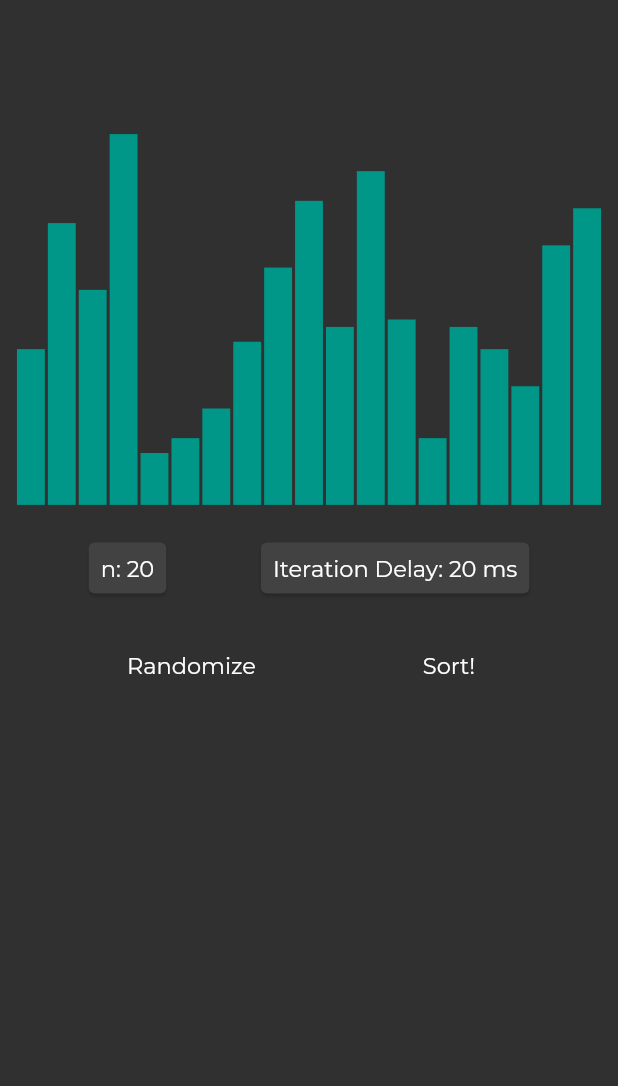
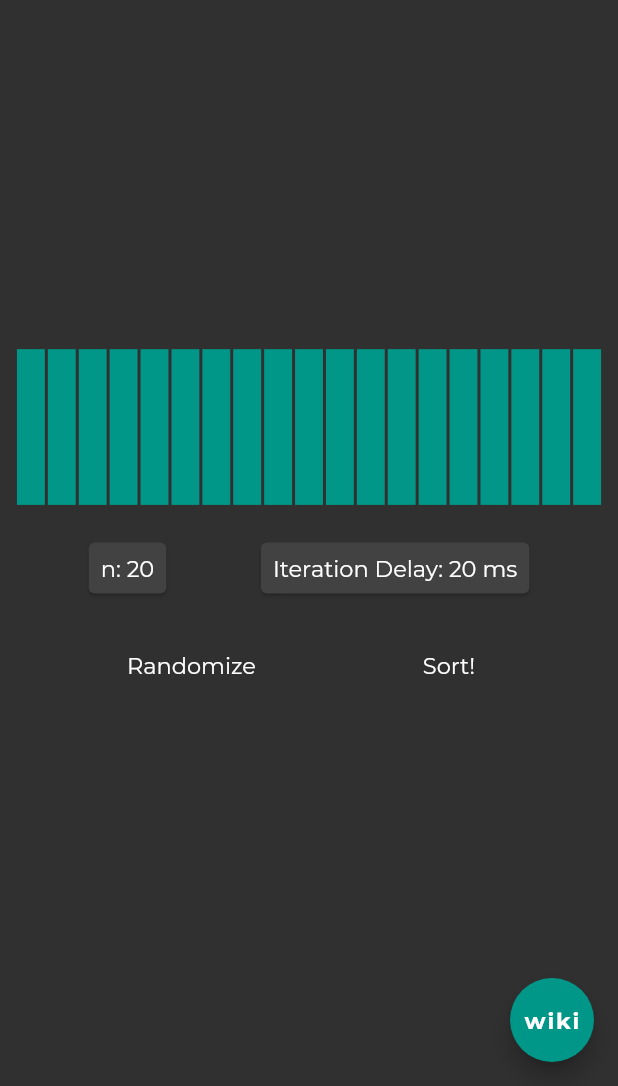
Before and after one commit to nikolajjsj/sorting-app, a Flutter app: the screen it shows after launch, after a tap on "Bubble Sort", on a phone screen of 412 x 824 dp, the part 150-1236 px from its top. Run offline on Flutter 3.47's test engine with Material 2 defaults, Android fonts, the phone set to English and light mode, and no system bars; our stand-ins replace numberpicker.

Commit message:
Added more sorting algorhitms and some refactoring and optimizations

```diff
--- a/lib/algorhitms/algo-class.dart
+++ b/lib/algorhitms/algo-class.dart
@@ -1,13 +1,17 @@
 class Algorhitm {
   Algorhitm({
     this.title,
+    this.shortDescription,
     this.description,
-    this.shortDescription,
+    this.url,
+    this.timeComplexity,
     this.page,
   });
 
   String title;
   String shortDescription;
   String description;
+  String url;
+  String timeComplexity;
   var page;
 }
--- a/lib/algorhitms/algorhitms.dart
+++ b/lib/algorhitms/algorhitms.dart
@@ -4,21 +4,53 @@ var bubbleSort = Algorhitm(
   title: 'Bubble Sort',
   shortDescription:
       'Bubble sort is the simplest sorting algorhitm, but also very slow!',
+  url: 'https://en.wikipedia.org/wiki/Bubble_sort',
+  timeComplexity: 'O(n^2)',
 );
 
 var recursiveBubbleSort = Algorhitm(
   title: 'Recursive Bubble Sort',
   shortDescription: 'A Recursive example of Bubble sort',
+  url: 'https://en.wikipedia.org/wiki/Bubble_sort',
+  timeComplexity: 'O(n^2)',
+);
+
+var cocktailSort = Algorhitm(
+  title: 'Cocktail Sort',
+  shortDescription:
+      'Variation of Bubble Sort, but traverses through the array in both directions, alternatively',
+  url: 'https://en.wikipedia.org/wiki/Cocktail_shaker_sort',
+  timeComplexity: 'O(n^2)',
 );
 
 var selectionSort = Algorhitm(
   title: 'Selection Sort',
   shortDescription:
       'Continously finds the minimum element, and swap this with the beginning element of the array.',
+  url: 'https://en.wikipedia.org/wiki/Selection_sort',
+  timeComplexity: 'O(n^2)',
+);
+
+var insertionSort = Algorhitm(
+  title: 'Insertion Sort',
+  shortDescription:
+      'Simple algorhitm that works the same as when humans sort playing cards',
+  url: 'https://en.wikipedia.org/wiki/Insertion_sort',
+  timeComplexity: 'O(n^2)',
+);
+
+var pigeonholeSort = Algorhitm(
+  title: 'Pigeonhole Sort',
+  shortDescription:
+      'Suitable for sorting arrays where elements = possible key values',
+  url: 'https://en.wikipedia.org/wiki/Pigeonhole_sort',
+  timeComplexity: 'O(n + k)',
 );
 
 var mergeSort = Algorhitm(
   title: 'Merge Sort',
   shortDescription:
-      'Divides the inpiut array in two halves, calls itself (recursively) and then merges the two sorted halves.',
+      'Divides array halves, recursively, afterwhich it merges the two sorted halves.',
+  url: 'https://en.wikipedia.org/wiki/Merge_sort',
+  timeComplexity: 'O(n log n)',
 );
--- a/lib/screens/home.dart
+++ b/lib/screens/home.dart
@@ -11,7 +11,10 @@ class HomePage extends StatelessWidget {
   final List _sortingAlgorhitms = [
     bubbleSort,
     recursiveBubbleSort,
+    cocktailSort,
     selectionSort,
+    insertionSort,
+    pigeonholeSort,
     mergeSort,
   ];
 
@@ -30,6 +33,7 @@ class HomePage extends StatelessWidget {
           return SortCard(
             title: _sortingAlgorhitms[index].title,
             shortDescription: _sortingAlgorhitms[index].shortDescription,
+            timeComplexity: _sortingAlgorhitms[index].timeComplexity,
             onTap: () async {
               alNotifier.generateLists();
               Navigator.of(context).push(
@@ -37,6 +41,7 @@ class HomePage extends StatelessWidget {
                   builder: (context) => SortPages(
                     title: _sortingAlgorhitms[index].title,
                     shortDescription: _sortingAlgorhitms[index].shortDescription,
+                    url: _sortingAlgorhitms[index].url,
                   ),
                 ),
               );
--- a/lib/screens/sort_pages.dart
+++ b/lib/screens/sort_pages.dart
@@ -4,43 +4,77 @@ import 'package:flutter/material.dart';
 import 'package:provider/provider.dart';
 import 'package:sorting/provider/algo_provider.dart';
 import 'package:sorting/styles.dart';
+import 'package:sorting/widgets/sort_val_changer.dart';
+import 'package:url_launcher/url_launcher.dart';
 
 class SortPages extends StatefulWidget {
   SortPages({
     @required this.title,
     @required this.shortDescription,
+    @required this.url,
   });
 
   final String title;
   final String shortDescription;
+  final String url;
 
   @override
   _SortPagesState createState() => _SortPagesState();
 }
 
 class _SortPagesState extends State<SortPages> {
-  Future getSortAlgorhitm(AlgorhitmNotifier notifier) {
-    if (widget.title == 'Bubble Sort') {
+  Timer _timer;
+  int _runtime = 0;
+
+  getSortAlgorhitm(AlgorhitmNotifier notifier) {
+    switch (widget.title) {
+      case 'Bubble Sort':
+        {
           return notifier.bubbleSort();
-    } else if (widget.title == 'Recursive Bubble Sort') {
+        }
+      case 'Recursive Bubble Sort':
+        {
           return notifier.recursiveBubbleSort(
-          notifier.getList, notifier.getListLength);
-    } else if (widget.title == 'Selection Sort') {
+            notifier.getList,
+            notifier.getListLength,
+          );
+        }
+      case 'Cocktail Sort':
+        {
+          return notifier.cocktailSort();
+        }
+      case 'Selection Sort':
+        {
           return notifier.selectionSort();
-    } else if (widget.title == 'Merge Sort') {
+        }
+      case 'Insertion Sort':
+        {
+          return notifier.insertionSort();
+        }
+      case 'Merge Sort':
+        {
           return notifier.mergeSort(
             notifier.getList,
             0,
             notifier.getListLength - 1,
           );
-    } else {
-      return null;
+        }
+      case 'Pigeonhole Sort':
+        {
+          return notifier.pigeonholeSort();
+        }
     }
   }
 
-  Timer _timer;
-
-  int _runtime = 0;
+  @override
+  void dispose() {
+    super.dispose();
+    try {
+      _timer.cancel();
+    } catch (e) {
+      print(e);
+    }
+  }
 
   @override
   Widget build(BuildContext context) {
@@ -91,26 +125,15 @@ class _SortPagesState extends State<SortPages> {
           Row(
             mainAxisAlignment: MainAxisAlignment.spaceEvenly,
             children: <Widget>[
-              InkWell(
-                onTap: () {},
-                child: Card(
-                  child: Padding(
-                    padding: const EdgeInsets.all(8.0),
-                    child: Text(
-                      'n: ${alNotifer.getListLength + 1}',
-                      style: TextStyles.body,
+              SortValues(
+                initialValue: alNotifer.getListLength + 1,
+                onChanged: (value) => alNotifer.setListLength(value),
+                text: 'n: ${alNotifer.getListLength + 1}',
               ),
-                  ),
-                ),
-              ),
-              Card(
-                child: Padding(
-                  padding: const EdgeInsets.all(8.0),
-                  child: Text(
-                    'Iteration Delay: ${alNotifer.functionDelay} ms',
-                    style: TextStyles.body,
-                  ),
-                ),
+              SortValues(
+                initialValue: alNotifer.functionDelay,
+                onChanged: (value) => alNotifer.setFunctionDelay(value),
+                text: 'Iteration Delay: ${alNotifer.functionDelay} ms',
               ),
             ],
           ),
@@ -120,9 +143,7 @@ class _SortPagesState extends State<SortPages> {
             children: <Widget>[
               FlatButton(
                 child: Text('Randomize', style: TextStyles.body),
-                onPressed: () {
-                  alNotifer.generateLists();
-                },
+                onPressed: () => alNotifer.generateLists(),
               ),
               Builder(
                 builder: (context) {
@@ -141,7 +162,7 @@ class _SortPagesState extends State<SortPages> {
                       Scaffold.of(context).showSnackBar(SnackBar(
                         duration: Duration(seconds: 1),
                         content: Text(
-                          'Sorting took: $_runtime ms',
+                          'Sorting time: $_runtime ms',
                           style: TextStyles.body,
                         ),
                       ));
@@ -153,6 +174,17 @@ class _SortPagesState extends State<SortPages> {
           ),
         ],
       ),
+      floatingActionButton: FloatingActionButton(
+        backgroundColor: Colors.teal,
+        child: Text(
+          'wiki',
+          style: TextStyles.body.copyWith(
+            fontWeight: FontWeight.bold,
+            color: Colors.white,
+          ),
+        ),
+        onPressed: () => launch(widget.url),
+      ),
     );
   }
 }
--- a/lib/styles.dart
+++ b/lib/styles.dart
@@ -4,6 +4,7 @@ class TextStyles {
   static TextStyle get title => TextStyle(
         fontSize: 22.0,
         fontFamily: 'Montserrat',
+        fontWeight: FontWeight.w700,
       );
   static TextStyle get body => TextStyle(
         fontSize: 15.0,
--- a/lib/widgets/sort_card.dart
+++ b/lib/widgets/sort_card.dart
@@ -5,11 +5,13 @@ class SortCard extends StatelessWidget {
   SortCard({
     @required this.title,
     @required this.shortDescription,
+    @required this.timeComplexity,
     @required this.onTap,
   });
 
   final String title;
   final String shortDescription;
+  final String timeComplexity;
   final Function onTap;
 
   @override
@@ -21,16 +23,21 @@ class SortCard extends StatelessWidget {
         onTap: onTap,
         child: Padding(
           padding: const EdgeInsets.all(15.0),
+          child: Container(
             child: Column(
               crossAxisAlignment: CrossAxisAlignment.start,
               children: <Widget>[
+                Row(
+                  mainAxisAlignment: MainAxisAlignment.spaceBetween,
+                  children: <Widget>[
                     Text(title, style: TextStyles.title),
+                    Text(timeComplexity, style: TextStyles.body)
+                  ],
+                ),
                 SizedBox(height: 10.0),
-              Text(
-                shortDescription,
-                style: TextStyles.body,
+                Text(shortDescription, style: TextStyles.body),
+              ],
             ),
-            ],
           ),
         ),
       ),
--- /dev/null
+++ b/lib/widgets/sort_val_changer.dart
@@ -0,0 +1,63 @@
+import 'package:flutter/material.dart';
+import 'package:numberpicker/numberpicker.dart';
+import 'package:sorting/styles.dart';
+
+class SortValues extends StatefulWidget {
+  SortValues({
+    this.initialValue,
+    this.onChanged,
+    this.text,
+  });
+
+  final int initialValue;
+  final Function onChanged;
+  final String text;
+
+  @override
+  _SortValuesState createState() => _SortValuesState();
+}
+
+class _SortValuesState extends State<SortValues> {
+  int firstValue;
+
+  void _showDialog() {
+    showDialog<int>(
+      context: context,
+      builder: (context) {
+        return NumberPickerDialog.integer(
+          title: Text('Choose', style: TextStyles.title),
+          minValue: 1,
+          maxValue: 1000,
+          initialIntegerValue: widget.initialValue,
+        );
+      },
+    ).then((value) {
+      if (value != null) {
+        setState(() => firstValue = value);
+        widget.onChanged.call(value);
+      }
+    });
+  }
+
+  @override
+  void initState() {
+    super.initState();
+    firstValue = widget.initialValue;
+  }
+
+  @override
+  Widget build(BuildContext context) {
+    return Card(
+      child: InkWell(
+        onTap: () => _showDialog(),
+        child: Padding(
+          padding: const EdgeInsets.all(8.0),
+          child: Text(
+            widget.text,
+            style: TextStyles.body,
+          ),
+        ),
+      ),
+    );
+  }
+}
--- a/pubspec.yaml
+++ b/pubspec.yaml
@@ -12,6 +12,7 @@ dependencies:
   animations: ^1.0.0+5
   provider: ^4.0.4
   numberpicker: ^1.2.0
+  url_launcher: ^5.4.2
 
 dev_dependencies:
   flutter_launcher_icons: "^0.7.3"
```
Also changed, not shown: lib/provider/algo_provider.dart (+126 -20 lines), pubspec.lock, 3 other files. Lines whose indentation alone changed are shown as unchanged.
